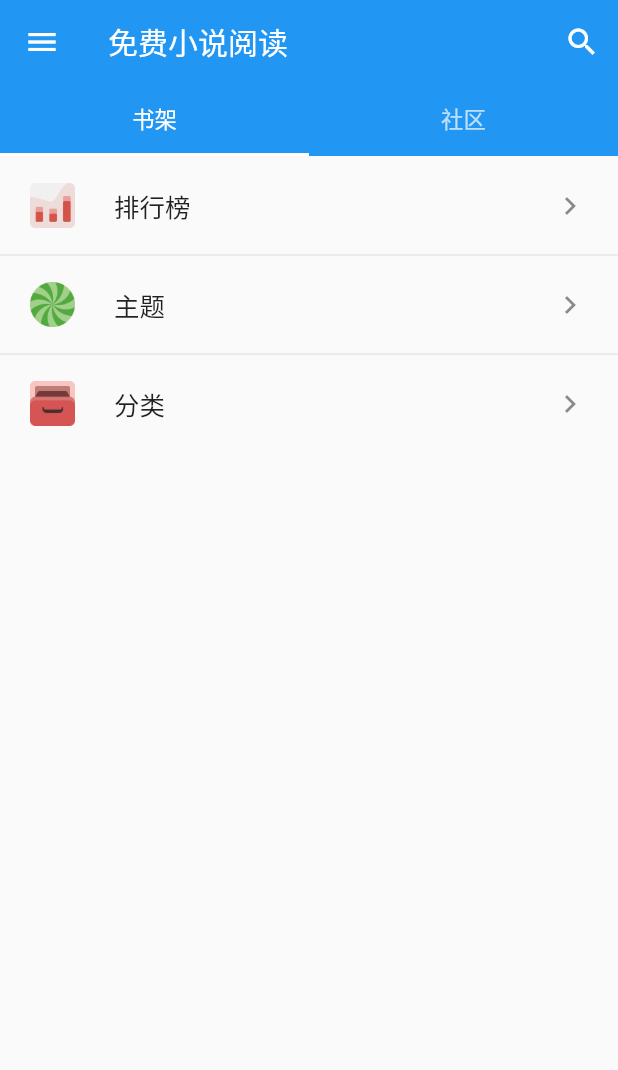
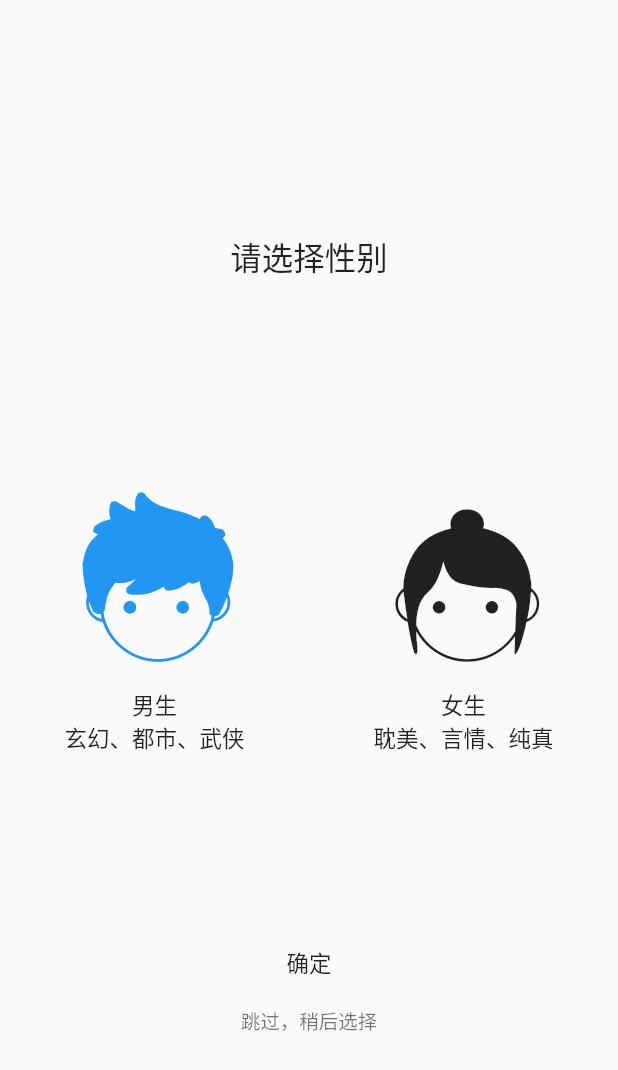
Before and after one commit to aferica/ai_reader, a Flutter app: the screen it shows after launch, on a phone screen of 412 x 824 dp. Shown: the top 1070 px of the screen. Run offline on Flutter 3.47's test engine with Material 2 defaults, Android fonts, the phone set to English and light mode, and no system bars; drawn by our look-alikes of oktoast; our stand-ins replace cached_network_image, dio, dynamic_theme, fluro, shared_preferences.

Commit message:
添加初始选择性别页面 修改阿里图标库

```diff
--- /dev/null
+++ b/lib/first.dart
@@ -0,0 +1,114 @@
+import 'package:flutter/material.dart';
+
+import 'package:ai_reader/utils/route.dart';
+
+class FirstPage extends StatefulWidget{
+  @override
+  State<StatefulWidget> createState() {
+    // TODO: implement createState
+    return FirstPageState();
+  }
+}
+
+class FirstPageState extends State<FirstPage> {
+
+  @override
+  Widget build(BuildContext context) {
+    // TODO: implement build
+    return Scaffold(
+      body: Container(
+        height: MediaQuery.of(context).size.height,
+        width: MediaQuery.of(context).size.width,
+        child: Column(
+          children: <Widget>[
+            Container(
+              height: MediaQuery.of(context).size.height / 6,
+              width: MediaQuery.of(context).size.width,
+            ),
+            Container(
+              height: MediaQuery.of(context).size.height / 12,
+              width: MediaQuery.of(context).size.width,
+              child: Center(
+                child: Text('请选择性别', style: Theme.of(context).textTheme.title,),
+              ),
+            ),
+            Container(
+              height: MediaQuery.of(context).size.height / 2,
+              width: MediaQuery.of(context).size.width,
+              child: Row(
+                children: <Widget>[
+                  Container(
+                    width: MediaQuery.of(context).size.width / 2,
+                    padding: EdgeInsets.all(10.0),
+                    child: Column(
+                      mainAxisAlignment: MainAxisAlignment.center,
+                      children: <Widget>[
+                        Icon(IconData(0xe648, fontFamily: 'aliIconFont'), size: MediaQuery.of(context).size.width / 3,
+                          color: Theme.of(context).primaryColor,
+                        ),
+                        Text('男生', style: Theme.of(context).textTheme.body2,),
+                        Text('玄幻、都市、武侠', style: Theme.of(context).textTheme.body1,),
+                      ],
+                    ),
+                  ),
+//                  Container(
+//                    width: MediaQuery.of(context).size.width / 3,
+//                    child:  Center(
+//                      child: Image.asset('static/images/ic_gender_logo.png')
+//                    ),
+//                  ),
+                  Container(
+                    width: MediaQuery.of(context).size.width / 2,
+                    padding: EdgeInsets.all(10.0),
+                    child: Column(
+                      mainAxisAlignment: MainAxisAlignment.center,
+                      children: <Widget>[
+                        Icon(IconData(0xe649, fontFamily: 'aliIconFont'), size: MediaQuery.of(context).size.width / 3, ),
+//                        Image.asset('static/images/girl.png',
+//                          height: MediaQuery.of(context).size.width / 3,
+//                          width: MediaQuery.of(context).size.width / 3,
+//                        ),
+                        Text('女生', style: Theme.of(context).textTheme.body2,),
+                        Text('耽美、言情、纯真', style: Theme.of(context).textTheme.body1,),
+                      ],
+                    ),
+
+                  ),
+                ],
+              )
+            ),
+            MaterialButton(
+//              color: Theme.of(context).primaryColor,
+              child: Text('确定'),
+              onPressed: (){
+                goToHome();
+              },
+            ),
+            GestureDetector(
+              onTap: () {
+                goToHome();
+              },
+              child: Text('跳过，稍后选择', style: TextStyle(
+                  color: Theme.of(context).textTheme.caption.color,
+                  fontSize: Theme.of(context).textTheme.caption.fontSize,
+                  height: 2
+                )
+              ),
+            ),
+//            Container(
+//              height: MediaQuery.of(context).size.height / 6,
+//              width: MediaQuery.of(context).size.width,
+//              child: Center(
+//                child: Text('跳过，稍后选择', style: Theme.of(context).textTheme.caption,),
+//              ),
+//            ),
+          ],
+        ),
+      ),
+    );
+  }
+
+  goToHome() {
+    Routes.router.navigateTo(context, '${Routes.home}', clearStack: true);
+  }
+}
--- a/lib/utils/route.dart
+++ b/lib/utils/route.dart
@@ -1,6 +1,7 @@
 import 'package:fluro/fluro.dart';
 
 import 'package:ai_reader/home.dart';
+import 'package:ai_reader/first.dart';
 import 'package:ai_reader/books/shelf.dart';
 import 'package:ai_reader/books/read.dart';
 import 'package:ai_reader/books/info.dart';
@@ -11,6 +12,7 @@ import 'package:ai_reader/rank/rinfo.dart';
 class Routes {
   static Router router;
   static String home = '/';
+  static String first = '/first';
   static String bShelf = '/book/shelf';
   static String bRead = '/book/read/:id';
   static String bInfo = '/book/info/:id';
@@ -20,6 +22,11 @@ class Routes {
 
 
   static void configureRoutes(Router router) {
+    router.define(
+        first,
+        handler: Handler(handlerFunc: (context, params) => FirstPage()),
+        transitionType: TransitionType.inFromRight
+    );
     router.define(
         home,
         handler: Handler(handlerFunc: (context, params) => MyHomePage()),
--- a/pubspec.yaml
+++ b/pubspec.yaml
@@ -52,12 +52,15 @@ flutter:
 
   # To add assets to your application, add an assets section, like this:
   assets:
+    - static/images/boy.png
+    - static/images/girl.png
     - static/images/home_book_city.png
     - static/images/home_find_category.png
     - static/images/home_find_rank.png
     - static/images/home_find_topic.png
     - static/images/reader_background.jpg
     - static/images/ic_rank_collapse.png
+    - static/images/ic_gender_logo.png
 
   # An image asset can refer to one or more resolution-specific "variants", see
   # https://flutter.dev/assets-and-images/#resolution-aware.
```
Also changed, not shown: lib/books/shelf.dart (+28 -27 lines), lib/home.dart (+8 -4 lines), lib/main.dart (+6 -6 lines), static/fonts/iconfont.ttf, static/images/boy.png (added), static/images/girl.png (added), static/images/ic_gender_logo.png (added).
